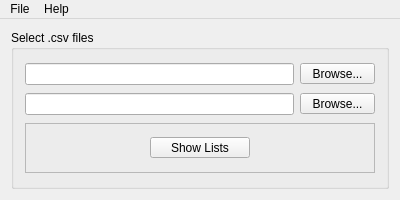
Above: qt_IMDb/qt_IMDb/qt_imdb.ui from treetoon/IMDb-Comparator before the change. Below: the same form after it.
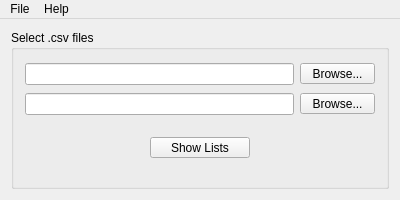
That is the form after the change. Icons and pictures are not drawn.

The edit to the form file:
```diff
--- a/qt_IMDb/qt_IMDb/qt_imdb.ui
+++ b/qt_IMDb/qt_IMDb/qt_imdb.ui
@@ -52,11 +52,14 @@
           </size>
          </property>
          <property name="frameShape">
-          <enum>QFrame::StyledPanel</enum>
+          <enum>QFrame::NoFrame</enum>
          </property>
          <property name="frameShadow">
           <enum>QFrame::Raised</enum>
          </property>
+         <property name="lineWidth">
+          <number>0</number>
+         </property>
          <layout class="QGridLayout" name="gridLayout_3">
           <item row="0" column="0">
            <widget class="QPushButton" name="runButton">
```
Left out of the diff: 2 changed lines with no effect on the pictures.
